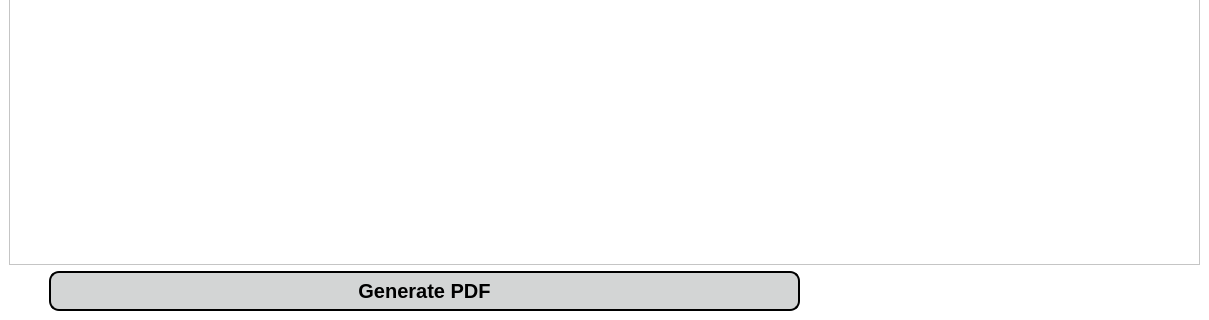
First picture: the form in app/gui/resources/analyse_page.ui, repository JasonLaux/DC-Boxjelly, before the edit; both pictures show x 0 to 1209 and y 545 to 865 of the 1209 by 865 pixel window.
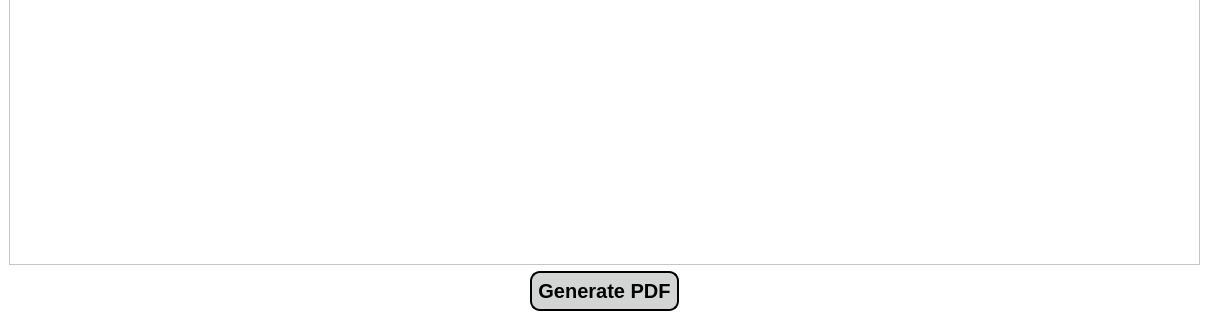
Second picture: the form after the edit. Custom widgets are drawn as their Qt base class.

Commit message: Centralised PDF button

Patch:
```diff
--- a/app/gui/resources/analyse_page.ui
+++ b/app/gui/resources/analyse_page.ui
@@ -179,7 +179,7 @@
            <enum>Qt::Horizontal</enum>
           </property>
           <property name="sizeType">
-           <enum>QSizePolicy::Preferred</enum>
+           <enum>QSizePolicy::Expanding</enum>
           </property>
           <property name="sizeHint" stdset="0">
            <size>
@@ -224,7 +224,7 @@
            <enum>Qt::Horizontal</enum>
           </property>
           <property name="sizeType">
-           <enum>QSizePolicy::Preferred</enum>
+           <enum>QSizePolicy::Expanding</enum>
           </property>
           <property name="sizeHint" stdset="0">
            <size>
```
